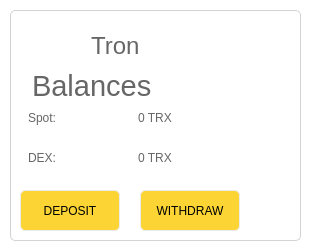
Above: page/dex/pagedexlist/pagedexlist.ui from LYRA-Block-Lattice/LyraWalletManager before the change. Below: the same form after it.
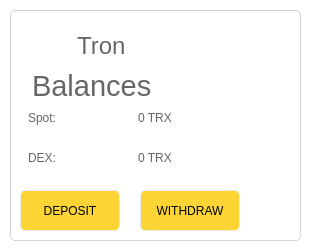
That is the form after the change. Icons and pictures are not drawn.

```diff
--- a/page/dex/pagedexlist/pagedexlist.ui
+++ b/page/dex/pagedexlist/pagedexlist.ui
@@ -68,10 +68,10 @@
    <widget class="QLabel" name="tickerTextLabel">
     <property name="geometry">
      <rect>
-      <x>70</x>
-      <y>20</y>
-      <width>161</width>
-      <height>31</height>
+      <x>60</x>
+      <y>10</y>
+      <width>171</width>
+      <height>51</height>
      </rect>
     </property>
     <property name="font">
@@ -81,11 +81,16 @@
     </property>
     <property name="styleSheet">
      <string notr="true">border-color: transparent;
+padding-left :0;
+padding-right:0;
 </string>
     </property>
     <property name="text">
      <string>Tron</string>
     </property>
+    <property name="wordWrap">
+     <bool>true</bool>
+    </property>
    </widget>
    <widget class="QPushButton" name="setupPushButton">
     <property name="geometry">
```
